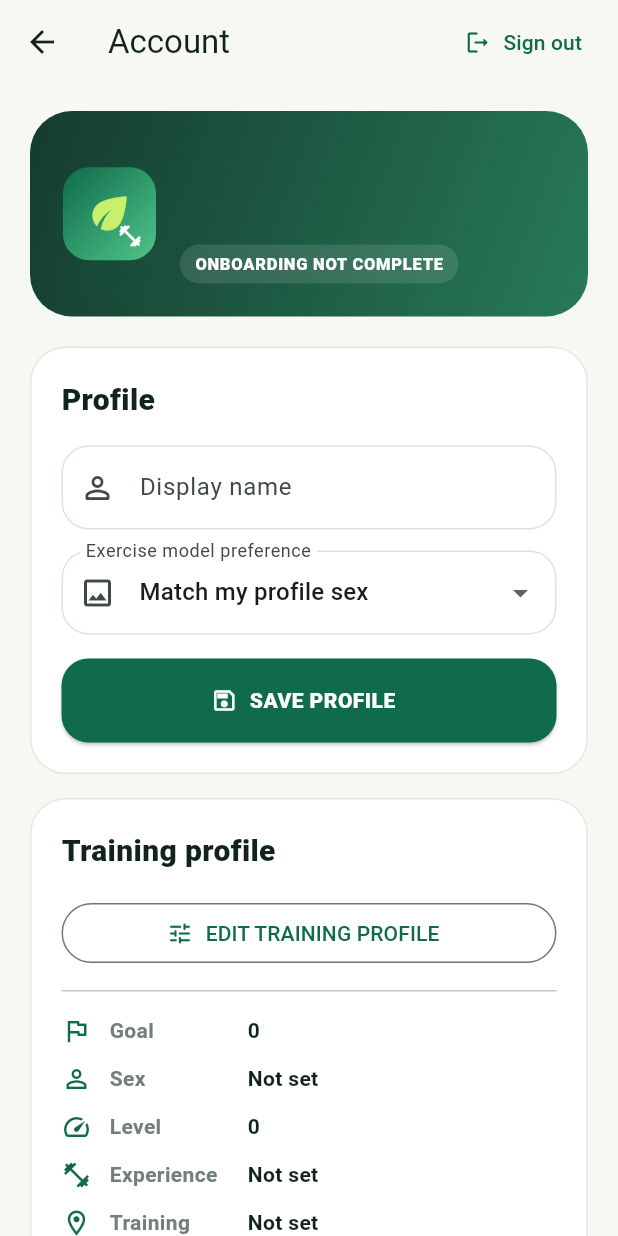
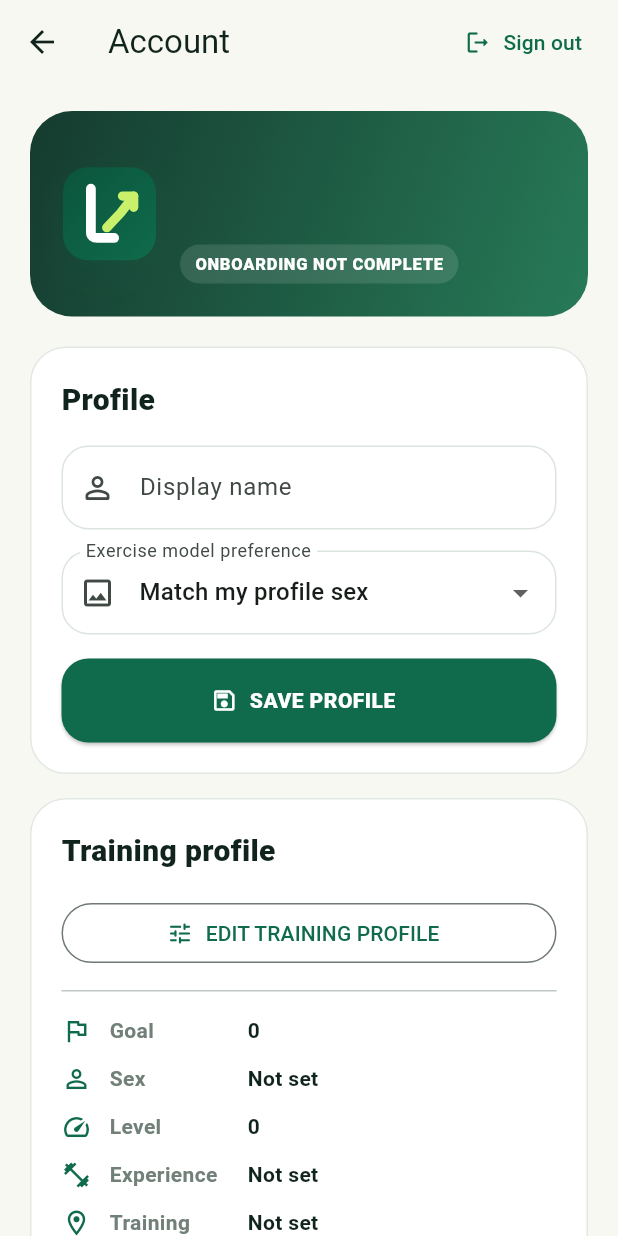
Before and after one commit to Asemahle2004/fitness_app_prototype, a Flutter app: the screen it shows once a user with an empty profile is signed in, after a tap on "MY ACCOUNT", on a phone screen of 412 x 824 dp. Run offline on Flutter 3.47's test engine with Material 3 defaults, Android fonts, the phone set to English and light mode, and no system bars; our stand-ins replace cached_network_image, geolocator, image_picker, shared_preferences, supabase_flutter; accounts and stored records are empty; network calls fail; Roboto replaces fonts that are missing (Arial).

Commit message:
Add lightweight LeanIt vector logo

```diff
--- a/lib/lean_eat_theme.dart
+++ b/lib/lean_eat_theme.dart
@@ -55,7 +55,10 @@
         foregroundColor: Colors.white,
         minimumSize: const Size.fromHeight(56),
         shape: RoundedRectangleBorder(borderRadius: BorderRadius.circular(18)),
-        textStyle: const TextStyle(fontWeight: FontWeight.w800, letterSpacing: .3),
+        textStyle: const TextStyle(
+          fontWeight: FontWeight.w800,
+          letterSpacing: .3,
+        ),
       ),
     ),
     cardTheme: CardThemeData(
@@ -69,10 +72,20 @@
   );
 }
 
+/// LeanIt's lightweight vector logo.
+///
+/// It is drawn at runtime instead of shipping a large raster image. The white
+/// L represents the user/base; the lime rising stroke represents measurable
+/// progress. It stays crisp as an app mark, toolbar mark or large welcome logo.
 class LeanEatLogo extends StatelessWidget {
   final double size;
   final bool showWordmark;
-  const LeanEatLogo({super.key, this.size = 72, this.showWordmark = true});
+
+  const LeanEatLogo({
+    super.key,
+    this.size = 72,
+    this.showWordmark = true,
+  });
 
   @override
   Widget build(BuildContext context) {
@@ -86,34 +99,39 @@
             gradient: const LinearGradient(
               begin: Alignment.topLeft,
               end: Alignment.bottomRight,
-              colors: [LeanEatColors.forest, LeanEatColors.mint],
+              colors: [Color(0xFF0B553C), LeanEatColors.forest],
             ),
-            borderRadius: BorderRadius.circular(size * .28),
+            borderRadius: BorderRadius.circular(size * .27),
             boxShadow: const [
-              BoxShadow(color: Color(0x220F6B4B), blurRadius: 22, offset: Offset(0, 10)),
-            ],
-          ),
-          child: Stack(
-            alignment: Alignment.center,
-            children: [
-              Icon(Icons.eco_rounded, color: LeanEatColors.lime, size: size * .55),
-              Positioned(
-                right: size * .14,
-                bottom: size * .12,
-                child: Icon(Icons.fitness_center_rounded, color: Colors.white, size: size * .28),
+              BoxShadow(
+                color: Color(0x220F6B4B),
+                blurRadius: 20,
+                offset: Offset(0, 9),
               ),
             ],
           ),
+          child: CustomPaint(painter: _LeanItMarkPainter()),
         ),
         if (showWordmark) ...[
           const SizedBox(width: 14),
-          const Text(
-            'LeanEat',
-            style: TextStyle(
-              fontSize: 30,
-              fontWeight: FontWeight.w900,
-              letterSpacing: -1.2,
-              color: LeanEatColors.ink,
+          RichText(
+            text: const TextSpan(
+              style: TextStyle(
+                fontFamily: 'Arial',
+                fontSize: 30,
+                fontWeight: FontWeight.w900,
+                letterSpacing: -1.2,
+              ),
+              children: [
+                TextSpan(
+                  text: 'Lean',
+                  style: TextStyle(color: LeanEatColors.ink),
+                ),
+                TextSpan(
+                  text: 'It',
+                  style: TextStyle(color: LeanEatColors.forest),
+                ),
+              ],
             ),
           ),
         ],
@@ -121,3 +139,51 @@
     );
   }
 }
+
+class _LeanItMarkPainter extends CustomPainter {
+  @override
+  void paint(Canvas canvas, Size size) {
+    final white = Paint()
+      ..color = Colors.white
+      ..style = PaintingStyle.stroke
+      ..strokeWidth = size.width * .105
+      ..strokeCap = StrokeCap.round
+      ..strokeJoin = StrokeJoin.round;
+
+    // Strong L-shaped base.
+    final base = Path()
+      ..moveTo(size.width * .30, size.height * .23)
+      ..lineTo(size.width * .30, size.height * .70)
+      ..quadraticBezierTo(
+        size.width * .30,
+        size.height * .76,
+        size.width * .37,
+        size.height * .76,
+      )
+      ..lineTo(size.width * .55, size.height * .76);
+    canvas.drawPath(base, white);
+
+    // Progress stroke rising out of the L.
+    final progress = Paint()
+      ..color = LeanEatColors.lime
+      ..style = PaintingStyle.stroke
+      ..strokeWidth = size.width * .10
+      ..strokeCap = StrokeCap.round
+      ..strokeJoin = StrokeJoin.round;
+    final rise = Path()
+      ..moveTo(size.width * .47, size.height * .65)
+      ..lineTo(size.width * .62, size.height * .49)
+      ..lineTo(size.width * .76, size.height * .31);
+    canvas.drawPath(rise, progress);
+
+    // Small arrow head keeps the mark readable at launcher-icon scale.
+    final arrow = Path()
+      ..moveTo(size.width * .64, size.height * .31)
+      ..lineTo(size.width * .76, size.height * .31)
+      ..lineTo(size.width * .76, size.height * .43);
+    canvas.drawPath(arrow, progress);
+  }
+
+  @override
+  bool shouldRepaint(covariant CustomPainter oldDelegate) => false;
+}
```
